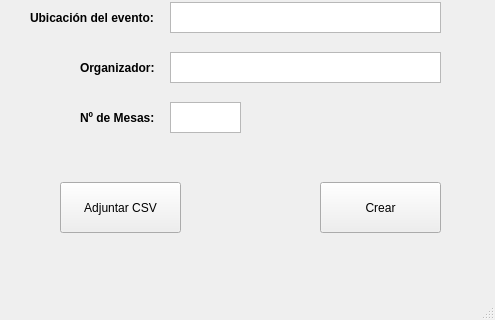
First picture: the form in src/ui/CrearEvento.ui, repository IvanJesusCorbalanPascual/Gestor-de-Eventos, before the edit; both pictures show x 0 to 495 and y 208 to 528 of the 495 by 528 pixel window.
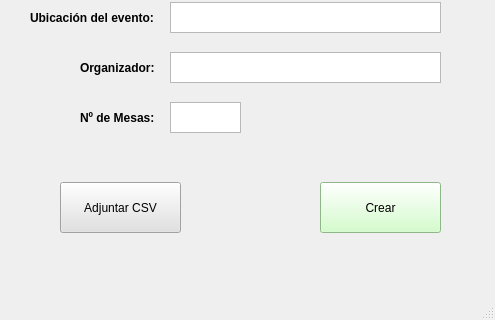
Second picture: the form after the edit.

The edit to the form file:
```diff
--- a/src/ui/CrearEvento.ui
+++ b/src/ui/CrearEvento.ui
@@ -202,6 +202,11 @@
       <height>51</height>
      </rect>
     </property>
+    <property name="styleSheet">
+     <string notr="true">QWidget {
+    background-color: rgb(200, 255, 190); /* Un verde muy pálido, casi menta */
+}</string>
+    </property>
     <property name="text">
      <string>Crear</string>
     </property>
@@ -215,6 +220,11 @@
       <height>51</height>
      </rect>
     </property>
+    <property name="styleSheet">
+     <string notr="true">QWidget {
+    background-color: rgb(225, 225, 225); /* Un azul cian o turquesa muy pálido */
+}</string>
+    </property>
     <property name="text">
      <string>Adjuntar CSV</string>
     </property>
```
